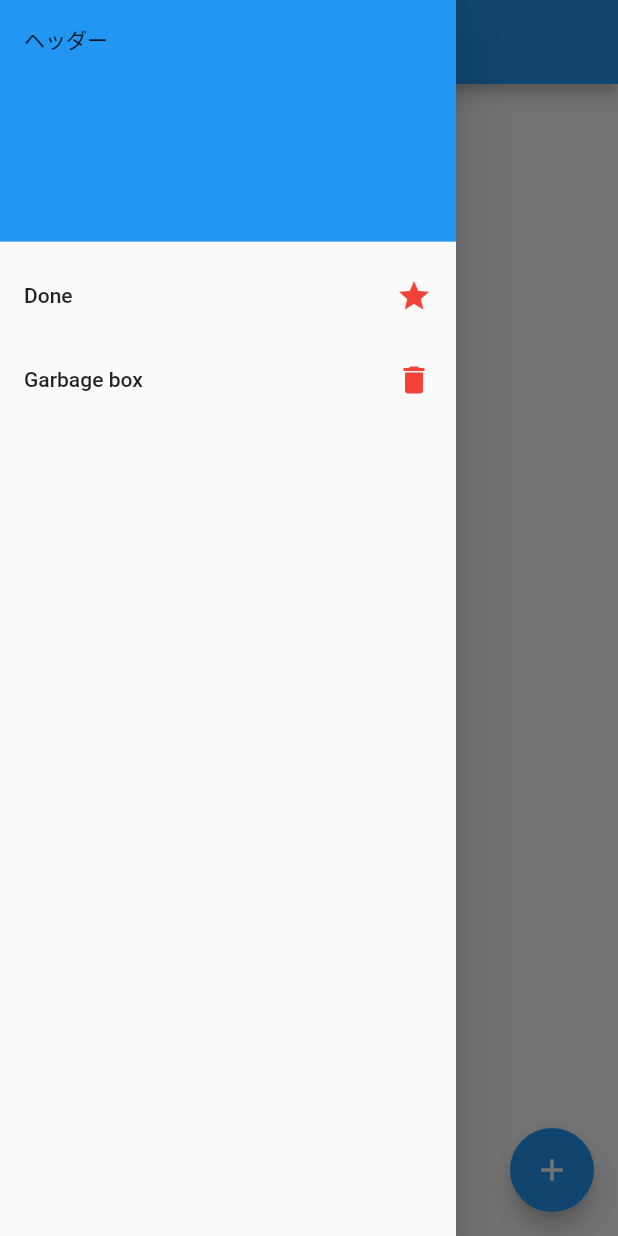
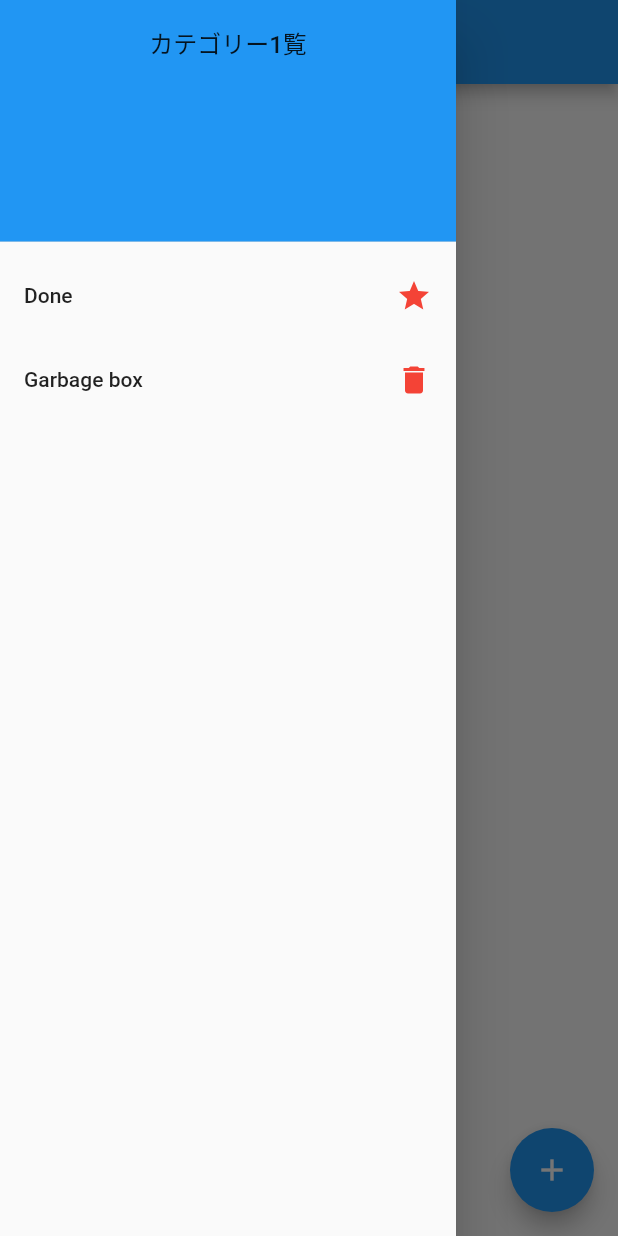
Before and after one commit to HYKTSNG/wonderful_life, a Flutter app: the screen it shows after launch, with the side drawer open, on a phone screen of 412 x 824 dp. Run offline on Flutter 3.47's test engine with Material 2 defaults, Android fonts, the phone set to English and light mode, and no system bars.

Commit message:
rename: header

```diff
--- a/lib/main.dart
+++ b/lib/main.dart
@@ -28,11 +28,16 @@ class _TodoListPageState extends State<TodoListPage> {
   @override
   Widget build(BuildContext context) {
     return Scaffold(
-      drawer: Drawer(
+      drawer: SizedBox(
+        child: Drawer(
             child: ListView(
           children: const [
             DrawerHeader(
-            child: Text("ヘッダー"),
+              child: Text(
+                "カテゴリー1覧",
+                style: TextStyle(fontSize: 16),
+                textAlign: TextAlign.center,
+              ),
               decoration: BoxDecoration(color: Colors.blue),
             ),
             ListTile(
@@ -49,6 +54,7 @@ class _TodoListPageState extends State<TodoListPage> {
             ListTile(),
           ],
         )),
+      ),
       appBar: AppBar(
         title: const Text('Wonderful Life'),
       ),
```
Lines whose indentation alone changed are shown as unchanged.
